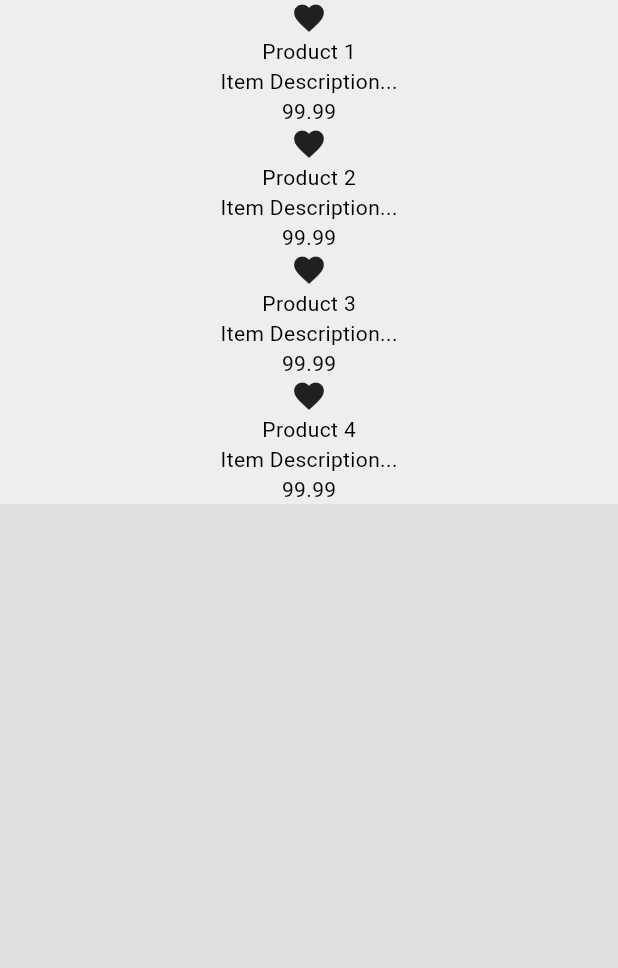
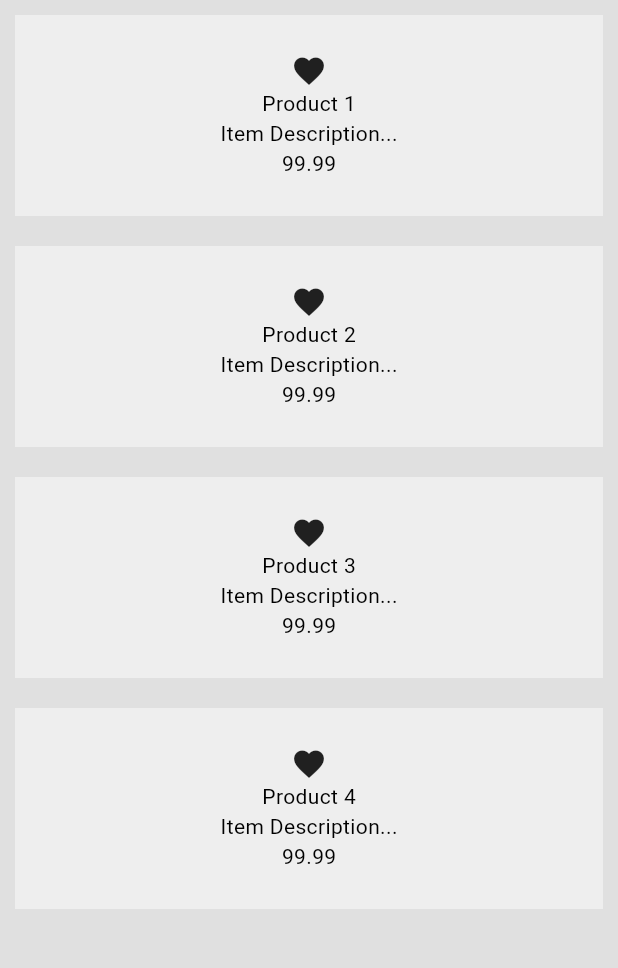
Before and after one commit to hiroshiyoka/trezoro, a Flutter app: the ShopPage screen opened by its route, on a phone screen of 412 x 824 dp, the part 84-1052 px from its top. Run offline on Flutter 3.47's test engine with Material 3 defaults, Android fonts, the phone set to English and light mode, and no system bars.

Commit message:
feat(product-tile): add margin and padding to MyProductTile widget

```diff
--- a/lib/components/my_product_tile.dart
+++ b/lib/components/my_product_tile.dart
@@ -15,6 +15,8 @@ class MyProductTile extends StatelessWidget {
       decoration: BoxDecoration(
         color: Theme.of(context).colorScheme.primary,
       ),
+      margin: const EdgeInsets.all(10),
+      padding: const EdgeInsets.all(25),
       child: Column(
         children: [
           // Product Image
```
